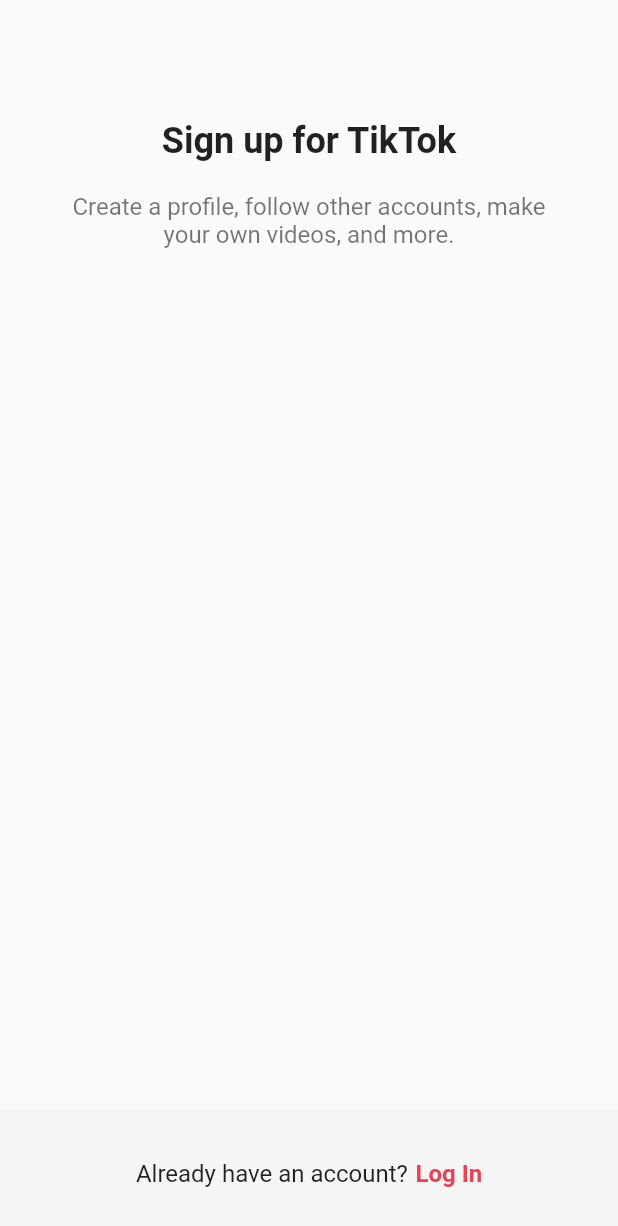
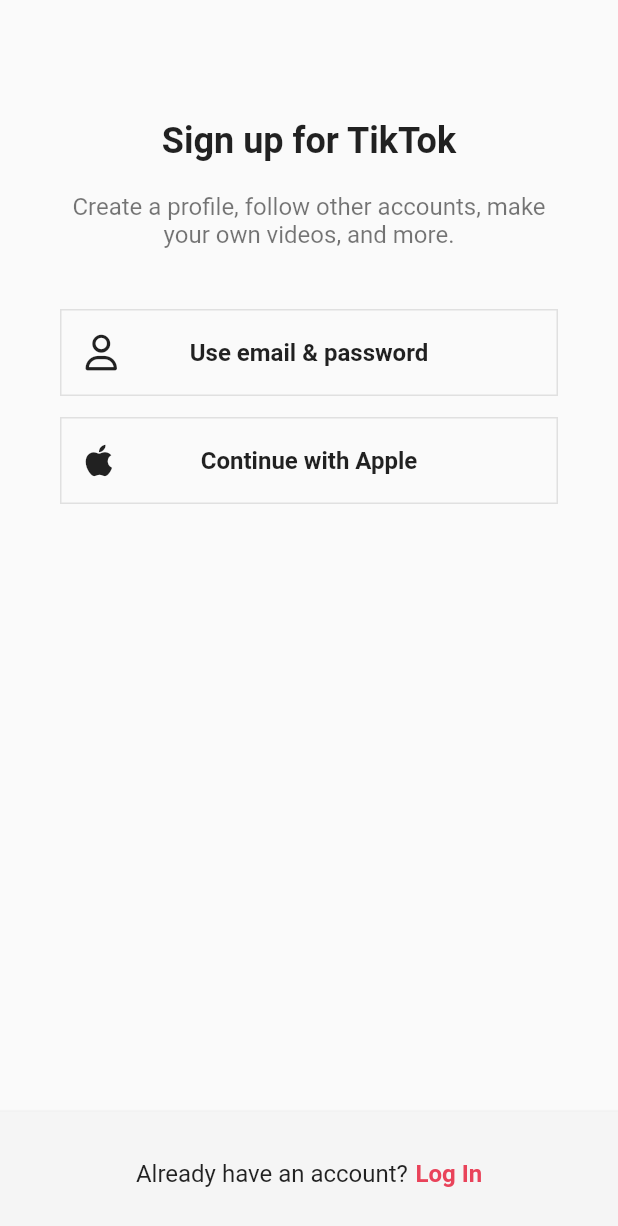
Before and after one commit to ejymate/tiktok_clone, a Flutter app: the screen it shows after launch, on a phone screen of 412 x 824 dp. Shown: the top 1226 px of the screen. Run offline on Flutter 3.47's test engine with Material 2 defaults, Android fonts, the phone set to English and light mode, and no system bars; our stand-ins replace font_awesome_flutter.

```diff
--- a/lib/screens/sign_up/sign_up_screen.dart
+++ b/lib/features/authentication/login_screen.dart
@@ -1,9 +1,13 @@
 import 'package:flutter/material.dart';
+import 'package:font_awesome_flutter/font_awesome_flutter.dart';
 import 'package:tiktok_clone/constants/gaps.dart';
 import 'package:tiktok_clone/constants/sizes.dart';
+import 'package:tiktok_clone/features/authentication/widgets/auth_button.dart';
 
-class SignUpScreen extends StatelessWidget {
-  const SignUpScreen({super.key});
+class LoginScreen extends StatelessWidget {
+  const LoginScreen({super.key});
+
+  void onSignUpTap(BuildContext context) => Navigator.of(context).pop();
 
   @override
   Widget build(BuildContext context) {
@@ -15,7 +19,7 @@ class SignUpScreen extends StatelessWidget {
             children: [
               Gaps.v80,
               Text(
-                "Sign up for TikTok",
+                "Log in to TikTok",
                 style: TextStyle(
                   fontSize: Sizes.size24,
                   fontWeight: FontWeight.w700,
@@ -23,12 +27,22 @@ class SignUpScreen extends StatelessWidget {
               ),
               Gaps.v20,
               Text(
-                "Create a profile, follow other accounts, make your own videos, and more.",
+                "Manage your account, check notifications, comment on videos, and more",
                 style: TextStyle(
                   fontSize: Sizes.size16,
                   color: Colors.black54,
                 ),
                 textAlign: TextAlign.center,
+              ),
+              Gaps.v40,
+              AuthButton(
+                icon: FaIcon(FontAwesomeIcons.user),
+                text: "Use email & password",
+              ),
+              Gaps.v14,
+              AuthButton(
+                icon: FaIcon(FontAwesomeIcons.apple),
+                text: "Continue with Apple",
               ),
             ],
           ),
@@ -43,18 +57,21 @@ class SignUpScreen extends StatelessWidget {
             mainAxisAlignment: MainAxisAlignment.center,
             children: [
               const Text(
-                "Already have an account?",
+                "Don't have an account?",
                 style: TextStyle(
                   fontSize: Sizes.size16,
                 ),
               ),
               Gaps.h5,
-              Text(
-                "Log In",
-                style: TextStyle(
-                  fontSize: Sizes.size16,
-                  fontWeight: FontWeight.w600,
-                  color: Theme.of(context).primaryColor,
+              GestureDetector(
+                onTap: () => onSignUpTap(context),
+                child: Text(
+                  "Sign Up",
+                  style: TextStyle(
+                    fontSize: Sizes.size16,
+                    fontWeight: FontWeight.w600,
+                    color: Theme.of(context).primaryColor,
+                  ),
                 ),
               )
             ],
--- /dev/null
+++ b/lib/features/authentication/sign_up_screen.dart
@@ -0,0 +1,90 @@
+import 'package:flutter/material.dart';
+import 'package:font_awesome_flutter/font_awesome_flutter.dart';
+import 'package:tiktok_clone/constants/gaps.dart';
+import 'package:tiktok_clone/constants/sizes.dart';
+import 'package:tiktok_clone/features/authentication/login_screen.dart';
+import 'package:tiktok_clone/features/authentication/widgets/auth_button.dart';
+
+class SignUpScreen extends StatelessWidget {
+  const SignUpScreen({super.key});
+
+  void onLoginTap(BuildContext context) {
+    Navigator.of(context).push(
+      MaterialPageRoute(
+        builder: (context) => const LoginScreen(),
+      ),
+    );
+  }
+
+  @override
+  Widget build(BuildContext context) {
+    return Scaffold(
+      body: const SafeArea(
+        child: Padding(
+          padding: EdgeInsets.symmetric(horizontal: Sizes.size40),
+          child: Column(
+            children: [
+              Gaps.v80,
+              Text(
+                "Sign up for TikTok",
+                style: TextStyle(
+                  fontSize: Sizes.size24,
+                  fontWeight: FontWeight.w700,
+                ),
+              ),
+              Gaps.v20,
+              Text(
+                "Create a profile, follow other accounts, make your own videos, and more.",
+                style: TextStyle(
+                  fontSize: Sizes.size16,
+                  color: Colors.black54,
+                ),
+                textAlign: TextAlign.center,
+              ),
+              Gaps.v40,
+              AuthButton(
+                icon: FaIcon(FontAwesomeIcons.user),
+                text: "Use email & password",
+              ),
+              Gaps.v14,
+              AuthButton(
+                icon: FaIcon(FontAwesomeIcons.apple),
+                text: "Continue with Apple",
+              ),
+            ],
+          ),
+        ),
+      ),
+      bottomNavigationBar: BottomAppBar(
+        color: Colors.grey.shade100,
+        elevation: 2,
+        child: Padding(
+          padding: const EdgeInsets.symmetric(vertical: Sizes.size32),
+          child: Row(
+            mainAxisAlignment: MainAxisAlignment.center,
+            children: [
+              const Text(
+                "Already have an account?",
+                style: TextStyle(
+                  fontSize: Sizes.size16,
+                ),
+              ),
+              Gaps.h5,
+              GestureDetector(
+                onTap: () => onLoginTap(context),
+                child: Text(
+                  "Log In",
+                  style: TextStyle(
+                    fontSize: Sizes.size16,
+                    fontWeight: FontWeight.w600,
+                    color: Theme.of(context).primaryColor,
+                  ),
+                ),
+              )
+            ],
+          ),
+        ),
+      ),
+    );
+  }
+}
--- /dev/null
+++ b/lib/features/authentication/widgets/auth_button.dart
@@ -0,0 +1,47 @@
+import 'package:flutter/material.dart';
+import 'package:font_awesome_flutter/font_awesome_flutter.dart';
+import 'package:tiktok_clone/constants/sizes.dart';
+
+class AuthButton extends StatelessWidget {
+  final String text;
+  final FaIcon icon;
+
+  const AuthButton({
+    super.key,
+    required this.text,
+    required this.icon,
+  });
+
+  @override
+  Widget build(BuildContext context) {
+    return FractionallySizedBox(
+      widthFactor: 1,
+      child: Container(
+        padding: const EdgeInsets.all(Sizes.size16),
+        decoration: BoxDecoration(
+          border: Border.all(
+            color: Colors.grey.shade300,
+            width: Sizes.size1,
+          ),
+        ),
+        child: Stack(
+          alignment: Alignment.center,
+          children: [
+            Align(
+              alignment: Alignment.centerLeft,
+              child: icon,
+            ),
+            Text(
+              text,
+              textAlign: TextAlign.center,
+              style: const TextStyle(
+                fontSize: Sizes.size16,
+                fontWeight: FontWeight.w600,
+              ),
+            ),
+          ],
+        ),
+      ),
+    );
+  }
+}
--- a/lib/main.dart
+++ b/lib/main.dart
@@ -1,5 +1,5 @@
 import 'package:flutter/material.dart';
-import 'package:tiktok_clone/screens/sign_up/sign_up_screen.dart';
+import 'package:tiktok_clone/features/authentication/sign_up_screen.dart';
 
 void main() {
   runApp(const TikTokApp());
--- a/pubspec.yaml
+++ b/pubspec.yaml
@@ -35,6 +35,8 @@ dependencies:
   # The following adds the Cupertino Icons font to your application.
   # Use with the CupertinoIcons class for iOS style icons.
   cupertino_icons: ^1.0.2
+
+  font_awesome_flutter: 10.3.0
 
 dev_dependencies:
   flutter_test:
```
Also changed, not shown: pubspec.lock.
